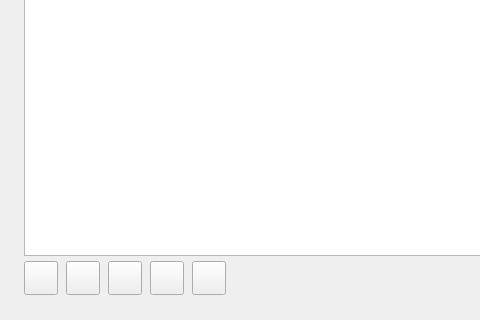
Before: the Qt Designer form CppChat/dialogs/chatpage.ui in Algebraaaa/CppChat, drawn with Qt 5; both pictures show x 0 to 480 and y 300 to 620 of the 700 by 620 pixel window.
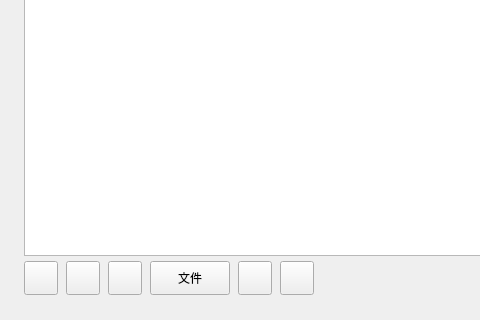
After: the same form once the commit is applied. Custom widgets are drawn as their Qt base class.

What changed in the file:
```diff
--- a/CppChat/dialogs/chatpage.ui
+++ b/CppChat/dialogs/chatpage.ui
@@ -441,6 +441,15 @@
                   </property>
                  </widget>
                 </item>
+                <item>
+                 <widget class="QPushButton" name="document_btn">
+                  <property name="minimumSize"><size><width>48</width><height>34</height></size></property>
+                  <property name="text"><string>文件</string></property>
+                  <property name="toolTip"><string>发送文件（最多 20 MiB）</string></property>
+                  <property name="accessibleName"><string>发送文件</string></property>
+                  <property name="autoDefault"><bool>false</bool></property>
+                 </widget>
+                </item>
                 <item>
                  <widget class="QPushButton" name="screenshot_btn">
                   <property name="minimumSize">
```
